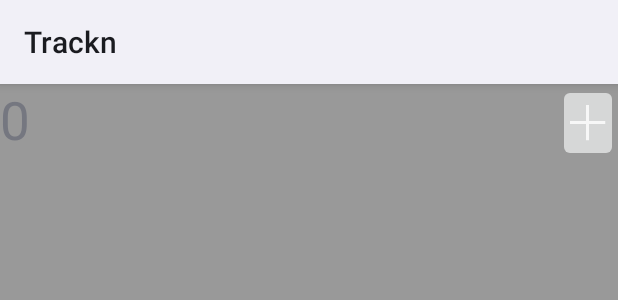
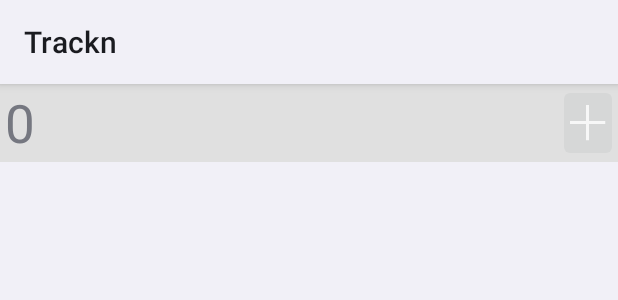
Before and after one commit to athulacharya/Trackn, an Android app: the layout track_widget.xml on its own in the app's theme, with its tools: preview values and no code run, on a phone screen of 412 x 824 dp. Shown: the top 300 px of the screen. Run offline under Robolectric (Android 15) with nearby library versions, the phone set to English and light mode, and no system bars.

Commit message:
Made the widget a little more aesthetic: theme, centering, padding.

```diff
--- a/app/src/main/res/layout/track_widget.xml
+++ b/app/src/main/res/layout/track_widget.xml
@@ -3,8 +3,10 @@
     xmlns:android="http://schemas.android.com/apk/res/android"
     android:orientation="horizontal"
     android:layout_width="match_parent"
-    android:layout_height="match_parent"
-    android:background="#999999"
+    android:layout_height="wrap_content"
+    android:paddingLeft="3dp"
+    android:background="#e0e0e0"
+    android:theme="@android:style/Theme.DeviceDefault.Light"
     >
 
     <TextView
@@ -14,7 +16,7 @@
         android:layout_weight="1"
         android:text="@string/zero"
         android:textSize="35sp"
-        android:gravity="center_vertical|start"
+        android:layout_gravity="center_vertical"
         />
 
     <ImageButton
```
